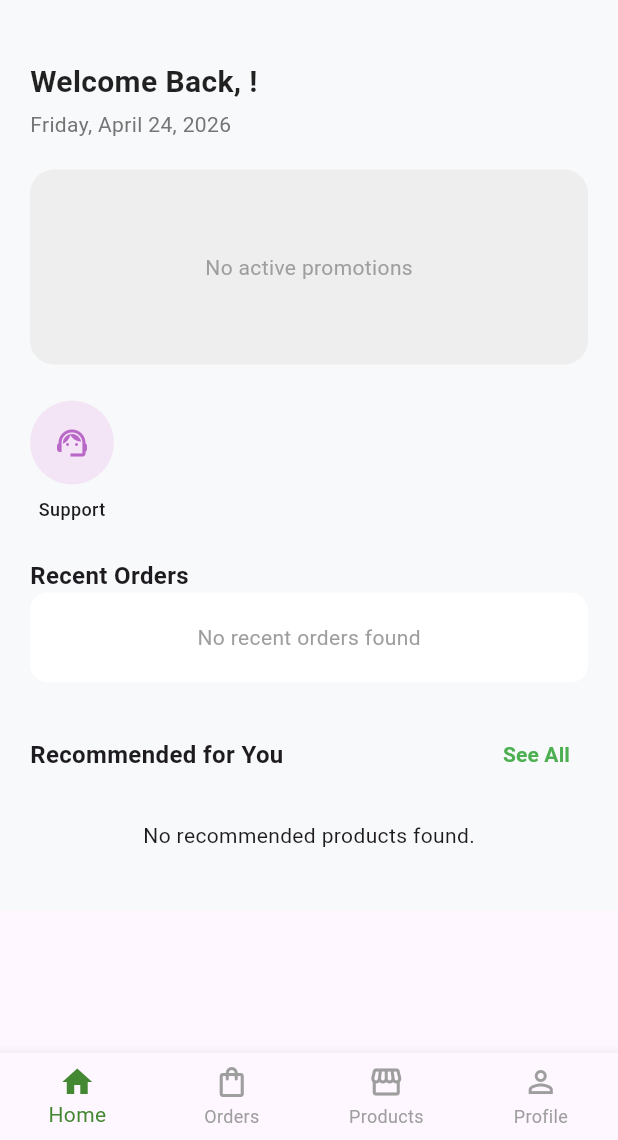
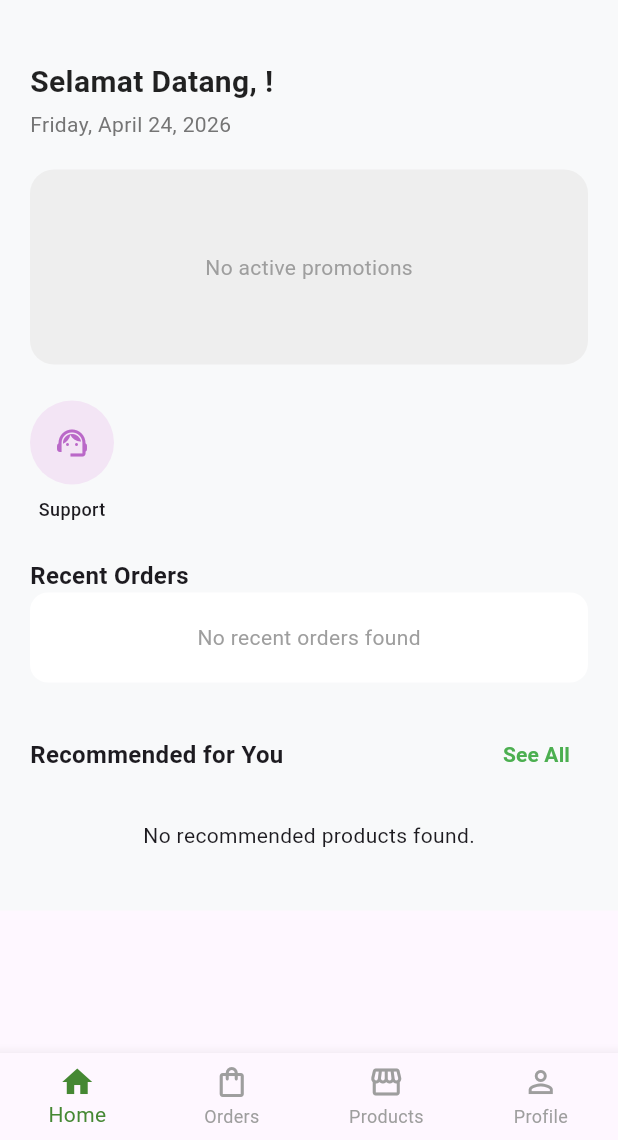
Before and after one commit to Andhika151003/Mobile-app_PT-Kinarya-Agung-Prima, a Flutter app: the screen it shows once a user with an empty profile is signed in, on a phone screen of 412 x 824 dp, the part 96-1236 px from its top. Run offline on Flutter 3.47's test engine with Material 3 defaults, Android fonts, the phone set to English and light mode, and no system bars; our stand-ins replace cloud_firestore, firebase_auth, firebase_core, flutter_dotenv, image_picker, open_filex and 4 more; accounts and stored records are empty.

Commit message:
branch merge main

```diff
--- a/lib/features/dashboard/views/dashboard_user_view.dart
+++ b/lib/features/dashboard/views/dashboard_user_view.dart
@@ -338,7 +338,7 @@ class _DashboardUserViewState extends State<DashboardUserView> {
       crossAxisAlignment: CrossAxisAlignment.start,
       children: [
         Text(
-          isLoading ? 'Welcome Back!' : 'Welcome Back, $userName!',
+          isLoading ? 'Selamat Datang' : 'Selamat Datang, $userName!',
           style: const TextStyle(
             fontSize: 20,
             fontWeight: FontWeight.bold,
@@ -354,9 +354,7 @@ class _DashboardUserViewState extends State<DashboardUserView> {
     );
   }
 
-  // ── PROMO BANNER (DYNAMIC FROM FIREBASE) ─────────────────
   Widget _buildPromoBanner() {
-    // Kalau belum ada data promo, tampilkan shimmer/placeholder
     if (_activePromos.isEmpty) {
       return Container(
         height: 130,
@@ -390,7 +388,6 @@ class _DashboardUserViewState extends State<DashboardUserView> {
           ),
         ),
 
-        // Dot indicator (kalau promo > 1)
         if (_activePromos.length > 1) ...[
           const SizedBox(height: 10),
           Row(
@@ -417,7 +414,6 @@ class _DashboardUserViewState extends State<DashboardUserView> {
   }
 
   Widget _buildSingleBanner(PromotionModel promo) {
-    // Warna backup jika tidak ada gambar (berdasarkan discount type)
     Color bannerColor;
     switch (promo.discountType) {
       case 'bogo':
@@ -557,7 +553,6 @@ class _DashboardUserViewState extends State<DashboardUserView> {
     );
   }
 
-  // ── QUICK ACTIONS ─────────────────────────────────────────
   Widget _buildQuickActions() {
     return Column(
       children: [
@@ -595,7 +590,6 @@ class _DashboardUserViewState extends State<DashboardUserView> {
     );
   }
 
-  // ── RECENT ORDERS ─────────────────────────────────────────
   Widget _buildRecentOrders() {
     return Column(
       children: [
@@ -738,7 +732,6 @@ class _DashboardUserViewState extends State<DashboardUserView> {
     );
   }
 
-  // ── RECOMMENDED PRODUCTS ──────────────────────────────────
   Widget _buildRecommendedProducts() {
     return Column(
       children: [
```
